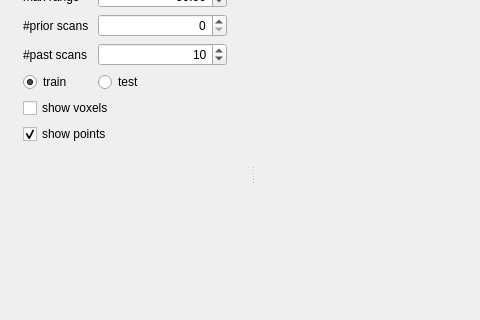
Old version of the form src/VoxelizerMainFrame.ui in the repository jbehley/voxelizer; both pictures show x 0 to 480 and y 143 to 463 of the 916 by 627 pixel window.
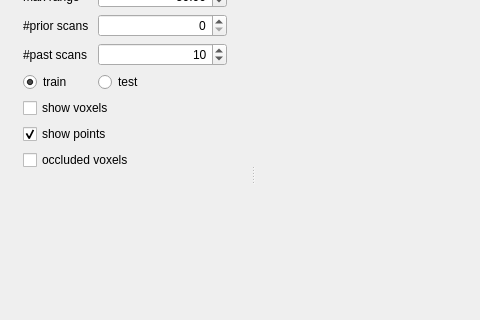
New version of the form. Custom widgets are drawn as their Qt base class.

Commit message: wip: occlusion labels.

The edit to the form file:
```diff
--- a/src/VoxelizerMainFrame.ui
+++ b/src/VoxelizerMainFrame.ui
@@ -166,7 +166,7 @@
           <x>0</x>
           <y>0</y>
           <width>232</width>
-          <height>459</height>
+          <height>455</height>
          </rect>
         </property>
         <attribute name="label">
@@ -301,6 +301,13 @@
              </property>
             </widget>
            </item>
+           <item row="7" column="0" colspan="2">
+            <widget class="QCheckBox" name="chkShowOccluded">
+             <property name="text">
+              <string>occluded voxels</string>
+             </property>
+            </widget>
+           </item>
           </layout>
          </item>
          <item>
```
Left out of the diff: 4 changed lines with no effect on the pictures. The commit also changes 7 other files.
